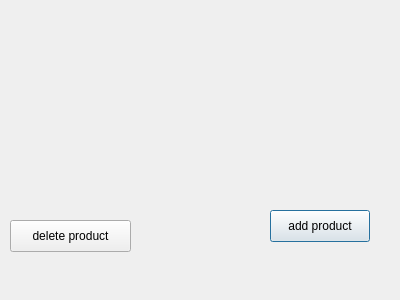
First picture: the form in adminactions.ui, repository Ahmed-Soliman1/New-Lab-Project, before the edit.
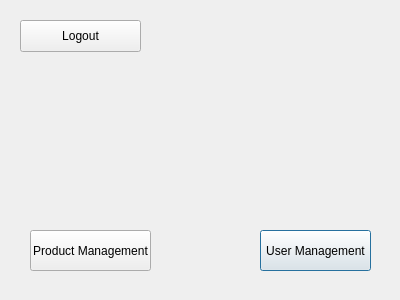
Second picture: the form after the edit.

What changed in the file:
```diff
--- a/adminactions.ui
+++ b/adminactions.ui
@@ -16,27 +16,53 @@
   <widget class="QPushButton" name="add">
    <property name="geometry">
     <rect>
-     <x>270</x>
-     <y>210</y>
-     <width>100</width>
-     <height>32</height>
+     <x>260</x>
+     <y>230</y>
+     <width>111</width>
+     <height>41</height>
     </rect>
    </property>
    <property name="text">
-    <string>add product</string>
+    <string>User Management</string>
    </property>
   </widget>
   <widget class="QPushButton" name="pushButton">
    <property name="geometry">
     <rect>
-     <x>10</x>
-     <y>220</y>
+     <x>20</x>
+     <y>20</y>
      <width>121</width>
      <height>32</height>
     </rect>
    </property>
    <property name="text">
-    <string>delete product</string>
+    <string>Logout</string>
+   </property>
+  </widget>
+  <widget class="QLabel" name="ImageLabel">
+   <property name="geometry">
+    <rect>
+     <x>140</x>
+     <y>90</y>
+     <width>191</width>
+     <height>111</height>
+    </rect>
+   </property>
+   <property name="text">
+    <string/>
+   </property>
+  </widget>
+  <widget class="QPushButton" name="ProductManagementPushButton">
+   <property name="geometry">
+    <rect>
+     <x>30</x>
+     <y>230</y>
+     <width>121</width>
+     <height>41</height>
+    </rect>
+   </property>
+   <property name="text">
+    <string>Product Management</string>
    </property>
   </widget>
  </widget>
```
Left out of the diff: 4 changed lines with no effect on the pictures.
